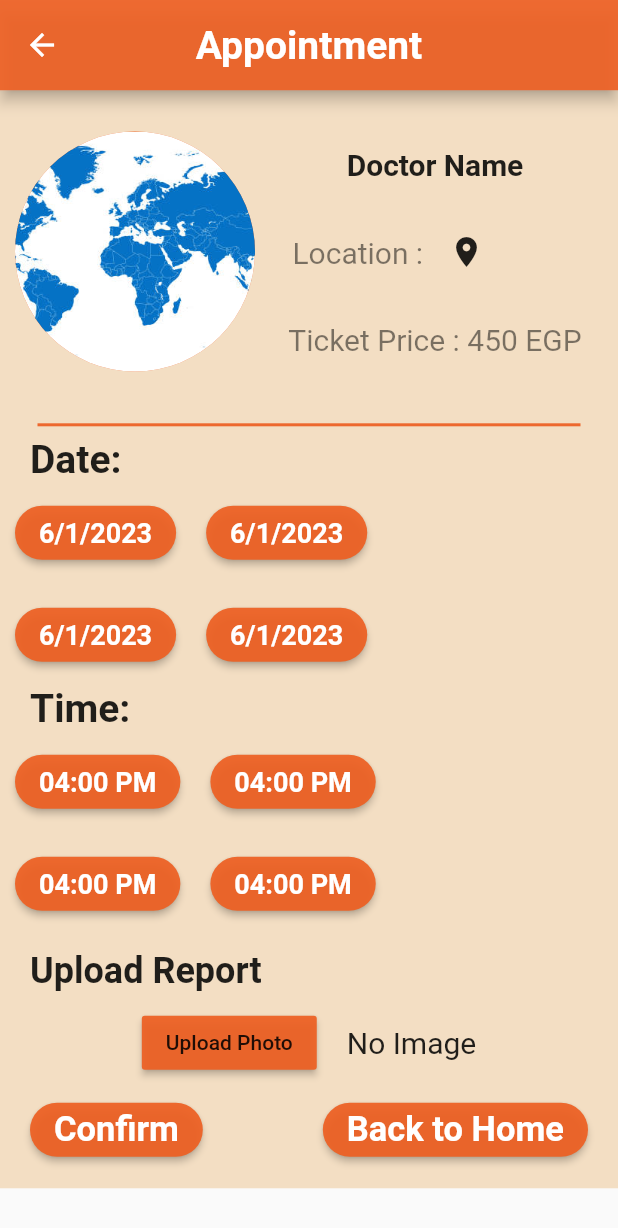
After one commit to jamal022/sos_app, a Flutter app: the AddAppointmentScreen screen opened directly, on a phone screen of 412 x 824 dp. The commit adds this screen. Shown: the top 1228 px of the screen. Run offline on Flutter 3.47's test engine with Material 2 defaults, Android fonts, the phone set to English and light mode, and no system bars; our stand-ins replace animated_text_kit, awesome_dialog, cloud_firestore, curved_navigation_bar, date_format, firebase_auth and 15 more; missing offline and left inert: dart:ffi, toggle_list; accounts and stored records are empty.

Commit message:
11th commit

```diff
--- a/lib/Presentation/DoctorScreens/Profile/doctor_edit_screen.dart
+++ b/lib/Presentation/DoctorScreens/Profile/doctor_edit_screen.dart
@@ -7,7 +7,7 @@ import '../../Constants/app_assets.dart';
 import '../../Widgets/upoladPhoto_widget.dart';
 
 class DoctorEditScreen extends StatefulWidget {
-  Doctor doctor;
+  Doctor? doctor;
   DoctorEditScreen({Key? key, required this.doctor}) : super(key: key);
 
   @override
@@ -38,16 +38,16 @@ class _DoctorEditScreen extends State<DoctorEditScreen> {
   @override
   void initState() {
     super.initState();
-    nameController.text = widget.doctor.username;
-    emailController.text = widget.doctor.email;
-    passwordController.text = widget.doctor.password;
-    confirmPasswordController.text = widget.doctor.password;
-    ageController.text = widget.doctor.age;
-    phoneController.text = widget.doctor.phoneNumber;
-    fieldController.text = widget.doctor.field;
-    priceController.text = widget.doctor.price;
-    experienceController.text = widget.doctor.experience;
-    bioController.text = widget.doctor.bio;
+    nameController.text = widget.doctor!.username;
+    emailController.text = widget.doctor!.email;
+    passwordController.text = widget.doctor!.password;
+    confirmPasswordController.text = widget.doctor!.password;
+    ageController.text = widget.doctor!.age;
+    phoneController.text = widget.doctor!.phoneNumber;
+    fieldController.text = widget.doctor!.field;
+    priceController.text = widget.doctor!.price;
+    experienceController.text = widget.doctor!.experience;
+    bioController.text = widget.doctor!.bio;
   }
 
   @override
@@ -229,12 +229,12 @@ class _DoctorEditScreen extends State<DoctorEditScreen> {
                             phoneNumber: phoneController.text,
                             password: passwordController.text,
                             age: ageController.text,
-                            gender: widget.doctor.gender,
-                            image: widget.doctor.image,
+                            gender: widget.doctor!.gender,
+                            image: widget.doctor!.image,
                             field: fieldController.text,
                             experience: experienceController.text,
-                            addressLat: widget.doctor.addressLat,
-                            addressLong: widget.doctor.addressLong,
+                            addressLat: widget.doctor!.addressLat,
+                            addressLong: widget.doctor!.addressLong,
                             price: priceController.text,
                             bio: bioController.text);
 
--- a/lib/Presentation/DoctorScreens/Profile/doctor_profile_screen.dart
+++ b/lib/Presentation/DoctorScreens/Profile/doctor_profile_screen.dart
@@ -1,14 +1,13 @@
 import 'package:flutter/material.dart';
-import '../../../Data/Authentication/login.dart';
 import '../../../Data/Models/doctor.dart';
+import '../../Constants/app_assets.dart';
 import '../../Styles/colors.dart';
 import '../../Styles/fonts.dart';
 import 'doctor_edit_screen.dart';
 
 class DoctorProfileScreen extends StatefulWidget {
-  final doctor;
-  const DoctorProfileScreen({Key? key, @required this.doctor})
-      : super(key: key);
+  Doctor? doctor;
+  DoctorProfileScreen({Key? key, @required this.doctor}) : super(key: key);
 
   @override
   State<DoctorProfileScreen> createState() => _DoctorProfileScreen();
@@ -22,7 +21,8 @@ class _DoctorProfileScreen extends State<DoctorProfileScreen> {
     var size = MediaQuery.of(context).size;
     return Scaffold(
       backgroundColor: back,
-      body: Padding(
+      body: SingleChildScrollView(
+        physics: const NeverScrollableScrollPhysics(),
         padding: const EdgeInsets.symmetric(vertical: 50, horizontal: 30),
         child: Column(children: [
           Stack(alignment: AlignmentDirectional.topStart, children: <Widget>[
@@ -32,23 +32,24 @@ class _DoctorProfileScreen extends State<DoctorProfileScreen> {
               margin: const EdgeInsets.fromLTRB(200, 55, 0, 0),
               child: Column(
                 children: [
-                  Expanded(
-                    child: Text(widget.doctor.username,
-                        style: const TextStyle(
+                  const Flexible(
+                    child: Text("Doctor Name",
+                        style: TextStyle(
                           color: black,
                           fontSize: contentFont,
                           fontWeight: FontWeight.bold,
                         )),
                   ),
-                  Expanded(
-                    child: Text(widget.doctor.field,
-                        style: const TextStyle(
+                  const Flexible(
+                    child: Text("Field",
+                        style: TextStyle(
                           color: Color.fromARGB(255, 88, 82, 82),
                           fontSize: contentFont,
                           fontWeight: FontWeight.bold,
                         )),
                   ),
-                  Expanded(
+                  const Spacer(),
+                  Flexible(
                     child: SizedBox(
                       height: size.height / 10,
                       width: size.width / 2,
@@ -60,12 +61,13 @@ class _DoctorProfileScreen extends State<DoctorProfileScreen> {
                             borderSide: BorderSide.none,
                           ),
                           onPressed: () {
-                            Navigator.push(
+                            Navigator.pushAndRemoveUntil(
                               context,
                               MaterialPageRoute(
                                   builder: (context) => DoctorEditScreen(
                                         doctor: widget.doctor,
                                       )),
+                              (Route<dynamic> route) => false,
                             );
                           },
                           child: const Text(
@@ -85,50 +87,47 @@ class _DoctorProfileScreen extends State<DoctorProfileScreen> {
               height: 30,
             ),
             Container(
-                width: size.width / 2.1,
-                height: size.height / 5,
+              height: size.height / 6,
+              width: size.width / 3,
+              alignment: Alignment.center,
+              padding: const EdgeInsets.all(2.0),
               decoration: const BoxDecoration(
-                  boxShadow: [
-                    BoxShadow(
-                      color: Color.fromARGB(100, 46, 47, 51),
-                      offset: Offset(
-                        3.0,
-                        3.0,
-                      ),
-                      blurRadius: 10.0,
-                      spreadRadius: 2.0,
-                    ),
-                  ],
-                  borderRadius: BorderRadius.all(Radius.circular(140.0)),
+                borderRadius: BorderRadius.all(Radius.circular(160.0)),
                 color: Color.fromARGB(255, 255, 255, 255),
               ),
               margin: const EdgeInsets.fromLTRB(8.0, 50.0, 10.0, 30.0),
-                child: Image.network(
-                  widget.doctor.image,
-                  width: size.width / 2.5,
-                  height: size.height / 5,
-                )),
+              child: const CircleAvatar(
+                backgroundImage: AssetImage(sosLogoImage),
+                backgroundColor: Color.fromARGB(255, 255, 255, 255),
+                radius: 120,
+              ),
+            ),
           ]),
           Container(
               width: size.width / 0.7,
               color: const Color.fromARGB(239, 217, 225, 240),
               height: size.height / 5.4,
-              child: Column(children: const <Widget>[
-                TextField(
-                  maxLines: 6,
-                  minLines: 1,
-                  decoration: InputDecoration(
-                      hintText: "Brief description about the doctor...",
-                      hintStyle:
-                          TextStyle(fontSize: 16, fontWeight: FontWeight.bold),
-                      border: InputBorder.none,
-                      icon: Icon(
+              child: Column(children: <Widget>[
+                Container(
+                    alignment: Alignment.center,
+                    child: Row(
+                      children: const <Widget>[
+                        Icon(
                           Icons.mode_edit_outline_sharp,
                           color: Colors.black,
+                        ),
+                        Center(
+                          child: Text(
+                            'Brief description about the doctor...',
+                            style: TextStyle(
+                              fontSize: 15.0,
+                              fontWeight: FontWeight.bold,
+                              color: Colors.black,
+                            ),
+                          ),
+                        ),
+                      ],
                     )),
-                  autofocus: true,
-                  keyboardType: TextInputType.multiline,
-                ),
               ])),
           const SizedBox(height: 100),
           Stack(
--- /dev/null
+++ b/lib/Presentation/PatientScreens/Home/Doctors/add_appointment_screen.dart
@@ -0,0 +1,343 @@
+import 'package:flutter/material.dart';
+import 'package:flutter/src/widgets/container.dart';
+import 'package:flutter/src/widgets/framework.dart';
+import 'package:sos_app/Presentation/Widgets/upoladPhoto_widget.dart';
+
+import '../../../Styles/colors.dart';
+
+class AddAppointmentScreen extends StatefulWidget {
+  const AddAppointmentScreen({super.key});
+
+  @override
+  State<AddAppointmentScreen> createState() => _AddAppointmentScreenState();
+}
+
+class _AddAppointmentScreenState extends State<AddAppointmentScreen> {
+  @override
+  Widget build(BuildContext context) {
+    return Scaffold(
+      appBar: AppBar(
+        title: const Text(
+          "Appointment",
+          style: TextStyle(fontWeight: FontWeight.bold, fontSize: 26),
+        ),
+        centerTitle: true,
+        toolbarHeight: 60.2,
+        elevation: 4,
+        backgroundColor: primaryColor,
+      ),
+      body: Container(
+        color: back,
+        child: SingleChildScrollView(
+            child: Column(children: [
+          Row(
+            children: [
+              Padding(
+                padding: const EdgeInsets.fromLTRB(10.0, 0.0, 0.0, 0.0),
+                child: CircleAvatar(
+                    backgroundImage: AssetImage(
+                      "assets/images/R.jpg",
+                    ),
+                    maxRadius: 80,
+                    backgroundColor: primaryColor),
+              ),
+              Container(
+                width: 200,
+                height: 200,
+                margin: EdgeInsets.fromLTRB(20, 15, 0, 0),
+                child: Column(
+                  children: [
+                    Text(
+                      '\nDoctor Name\n',
+                      style:
+                          TextStyle(fontSize: 20, fontWeight: FontWeight.bold),
+                    ),
+                    Row(
+                      children: [
+                        Text(' Location : ',
+                            style: TextStyle(
+                                fontSize: 20,
+                                color: Colors.black.withOpacity(0.5))),
+                        IconButton(
+                            onPressed: () {}, icon: Icon(Icons.location_on))
+                      ],
+                    ),
+                    Text('\nTicket Price : 450 EGP',
+                        style: TextStyle(
+                            fontSize: 20,
+                            color: Colors.black.withOpacity(0.5))),
+                  ],
+                ),
+              )
+            ],
+          ),
+          Divider(
+            thickness: 2,
+            color: primaryColor,
+            endIndent: 25,
+            indent: 25,
+          ),
+          Column(children: [
+            Row(
+              children: const [
+                Padding(padding: EdgeInsets.fromLTRB(20, 10, 0, 0)),
+                Text(
+                  'Date:',
+                  style: TextStyle(fontSize: 26, fontWeight: FontWeight.bold),
+                ),
+              ],
+            ),
+            Column(
+              children: [
+                Row(children: <Widget>[
+                  //const Spacer(),
+                  Padding(
+                    padding: const EdgeInsets.all(10.0),
+                    child: ElevatedButton(
+                        style: ButtonStyle(
+                            backgroundColor:
+                                MaterialStateProperty.all<Color>(primaryColor),
+                            shape: MaterialStateProperty.all<
+                                RoundedRectangleBorder>(RoundedRectangleBorder(
+                              borderRadius: BorderRadius.circular(50),
+                            ))),
+                        onPressed: () {},
+                        child: const Text(
+                          '6/1/2023',
+                          style: TextStyle(
+                            color: Colors.white,
+                            fontSize: 18,
+                            fontWeight: FontWeight.bold,
+                          ),
+                        )),
+                  ),
+                  Padding(
+                    padding: const EdgeInsets.all(10.0),
+                    child: ElevatedButton(
+                        style: ButtonStyle(
+                            backgroundColor:
+                                MaterialStateProperty.all<Color>(primaryColor),
+                            shape: MaterialStateProperty.all<
+                                RoundedRectangleBorder>(RoundedRectangleBorder(
+                              borderRadius: BorderRadius.circular(50),
+                            ))),
+                        onPressed: () {},
+                        child: const Text(
+                          '6/1/2023',
+                          style: TextStyle(
+                            color: Colors.white,
+                            fontSize: 18,
+                            fontWeight: FontWeight.bold,
+                          ),
+                        )),
+                  ),
+                ]),
+                Row(children: <Widget>[
+                  //const Spacer(),
+                  Padding(
+                    padding: const EdgeInsets.all(10.0),
+                    child: ElevatedButton(
+                        style: ButtonStyle(
+                            backgroundColor:
+                                MaterialStateProperty.all<Color>(primaryColor),
+                            shape: MaterialStateProperty.all<
+                                RoundedRectangleBorder>(RoundedRectangleBorder(
+                              borderRadius: BorderRadius.circular(50),
+                            ))),
+                        onPressed: () {},
+                        child: const Text(
+                          '6/1/2023',
+                          style: TextStyle(
+                            color: Colors.white,
+                            fontSize: 18,
+                            fontWeight: FontWeight.bold,
+                          ),
+                        )),
+                  ),
+                  Padding(
+                    padding: const EdgeInsets.all(10.0),
+                    child: ElevatedButton(
+                        style: ButtonStyle(
+                            backgroundColor:
+                                MaterialStateProperty.all<Color>(primaryColor),
+                            shape: MaterialStateProperty.all<
+                                RoundedRectangleBorder>(RoundedRectangleBorder(
+                              borderRadius: BorderRadius.circular(50),
+                            ))),
+                        onPressed: () {},
+                        child: const Text(
+                          '6/1/2023',
+                          style: TextStyle(
+                            color: Colors.white,
+                            fontSize: 18,
+                            fontWeight: FontWeight.bold,
+                          ),
+                        )),
+                  ),
+                ]),
+              ],
+            ),
+            Row(
+              children: [
+                Padding(padding: EdgeInsets.fromLTRB(20, 20, 0, 0)),
+                Text(
+                  'Time:',
+                  style: TextStyle(fontSize: 26, fontWeight: FontWeight.bold),
+                ),
+              ],
+            ),
+            Column(
+              children: [
+                Row(children: <Widget>[
+                  //const Spacer(),
+                  Padding(
+                    padding: const EdgeInsets.all(10.0),
+                    child: ElevatedButton(
+                        style: ButtonStyle(
+                            backgroundColor:
+                                MaterialStateProperty.all<Color>(primaryColor),
+                            shape: MaterialStateProperty.all<
+                                RoundedRectangleBorder>(RoundedRectangleBorder(
+                              borderRadius: BorderRadius.circular(50),
+                            ))),
+                        onPressed: () {},
+                        child: const Text(
+                          '04:00 PM',
+                          style: TextStyle(
+                            color: Colors.white,
+                            fontSize: 18,
+                            fontWeight: FontWeight.bold,
+                          ),
+                        )),
+                  ),
+                  Padding(
+                    padding: const EdgeInsets.all(10.0),
+                    child: ElevatedButton(
+                        style: ButtonStyle(
+                            backgroundColor:
+                                MaterialStateProperty.all<Color>(primaryColor),
+                            shape: MaterialStateProperty.all<
+                                RoundedRectangleBorder>(RoundedRectangleBorder(
+                              borderRadius: BorderRadius.circular(50),
+                            ))),
+                        onPressed: () {},
+                        child: const Text(
+                          '04:00 PM',
+                          style: TextStyle(
+                            color: Colors.white,
+                            fontSize: 18,
+                            fontWeight: FontWeight.bold,
+                          ),
+                        )),
+                  ),
+                ]),
+                Row(children: <Widget>[
+                  //const Spacer(),
+                  Padding(
+                    padding: const EdgeInsets.all(10.0),
+                    child: ElevatedButton(
+                        style: ButtonStyle(
+                            backgroundColor:
+                                MaterialStateProperty.all<Color>(primaryColor),
+                            shape: MaterialStateProperty.all<
+                                RoundedRectangleBorder>(RoundedRectangleBorder(
+                              borderRadius: BorderRadius.circular(50),
+                            ))),
+                        onPressed: () {},
+                        child: const Text(
+                          '04:00 PM',
+                          style: TextStyle(
+                            color: Colors.white,
+                            fontSize: 18,
+                            fontWeight: FontWeight.bold,
+                          ),
+                        )),
+                  ),
+                  Padding(
+                    padding: const EdgeInsets.all(10.0),
+                    child: ElevatedButton(
+                        style: ButtonStyle(
+                            backgroundColor:
+                                MaterialStateProperty.all<Color>(primaryColor),
+                            shape: MaterialStateProperty.all<
+                                RoundedRectangleBorder>(RoundedRectangleBorder(
+                              borderRadius: BorderRadius.circular(50),
+                            ))),
+                        onPressed: () {},
+                        child: const Text(
+                          '04:00 PM',
+                          style: TextStyle(
+                            color: Colors.white,
+                            fontSize: 18,
+                            fontWeight: FontWeight.bold,
+                          ),
+                        )),
+                  ),
+                ]),
+              ],
+            ),
+            Column(
+              mainAxisAlignment: MainAxisAlignment.start,
+              crossAxisAlignment: CrossAxisAlignment.start,
+              children: const [
+                Padding(
+                  padding: EdgeInsets.fromLTRB(20.0, 10, 10, 10),
+                  child: Text(
+                    'Upload Report',
+                    style: TextStyle(fontSize: 24, fontWeight: FontWeight.bold),
+                  ),
+                ),
+                UploadPhotoWidget(text: "Upload Report"),
+              ],
+            ),
+            const SizedBox(
+              height: 10,
+            ),
+            Container(
+                margin: const EdgeInsets.only(left: 20.0, right: 20.0),
+                child: Row(children: <Widget>[
+                  ElevatedButton(
+                      style: ButtonStyle(
+                          backgroundColor:
+                              MaterialStateProperty.all<Color>(primaryColor),
+                          shape:
+                              MaterialStateProperty.all<RoundedRectangleBorder>(
+                                  RoundedRectangleBorder(
+                            borderRadius: BorderRadius.circular(50),
+                          ))),
+                      onPressed: () {},
+                      child: const Text('Confirm',
+                          style: TextStyle(
+                            color: Colors.white,
+                            fontSize: 23,
+                            fontWeight: FontWeight.bold,
+                          ))),
+                  const Spacer(),
+                  ElevatedButton(
+                      style: ButtonStyle(
+                          backgroundColor:
+                              MaterialStateProperty.all<Color>(primaryColor),
+                          shape:
+                              MaterialStateProperty.all<RoundedRectangleBorder>(
+                                  RoundedRectangleBorder(
+                            borderRadius: BorderRadius.circular(50),
+                          ))),
+                      onPressed: () {},
+                      child: const Text(
+                        'Back to Home',
+                        style: TextStyle(
+                          color: Colors.white,
+                          fontSize: 23,
+                          fontWeight: FontWeight.bold,
+                        ),
+                      )),
+                ])),
+            const SizedBox(
+              height: 15,
+            ),
+          ]),
+        ])),
+      ),
+    );
+  }
+}
--- a/lib/Presentation/PatientScreens/Home/Doctors/doctor_page_screen.dart
+++ b/lib/Presentation/PatientScreens/Home/Doctors/doctor_page_screen.dart
@@ -1,5 +1,6 @@
 import 'package:flutter/material.dart';
 import 'package:sos_app/Data/Authentication/login.dart';
+import 'package:sos_app/Presentation/PatientScreens/Home/Doctors/add_appointment_screen.dart';
 import '../../../../Data/Models/doctor.dart';
 import '../../../Styles/colors.dart';
 
@@ -248,7 +249,13 @@ class _DoctorPageScreen extends State<DoctorPageScreen> {
                   borderRadius: BorderRadius.circular(10),
                   borderSide: BorderSide.none,
                 ),
-                onPressed: () {},
+                onPressed: () {
+                  Navigator.push(
+                      context,
+                      MaterialPageRoute(
+                        builder: (context) => AddAppointmentScreen(),
+                      ));
+                },
                 child: const Text(
                   'Make an Appointment',
                   style: TextStyle(
```
Lines whose indentation alone changed are shown as unchanged.
